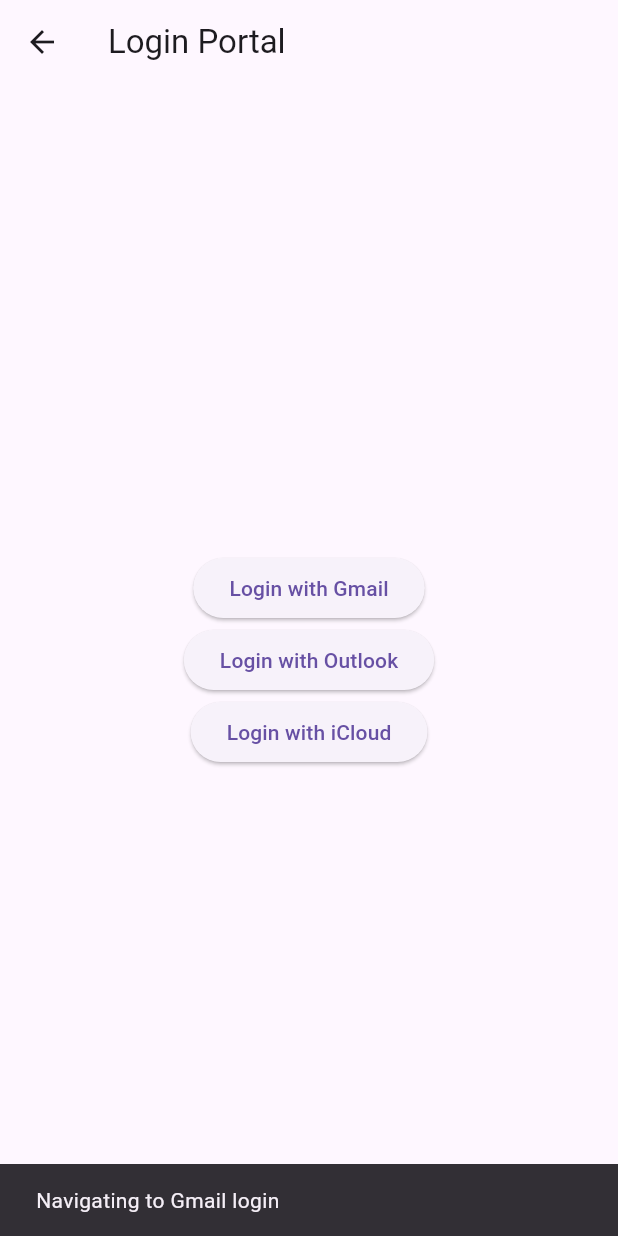
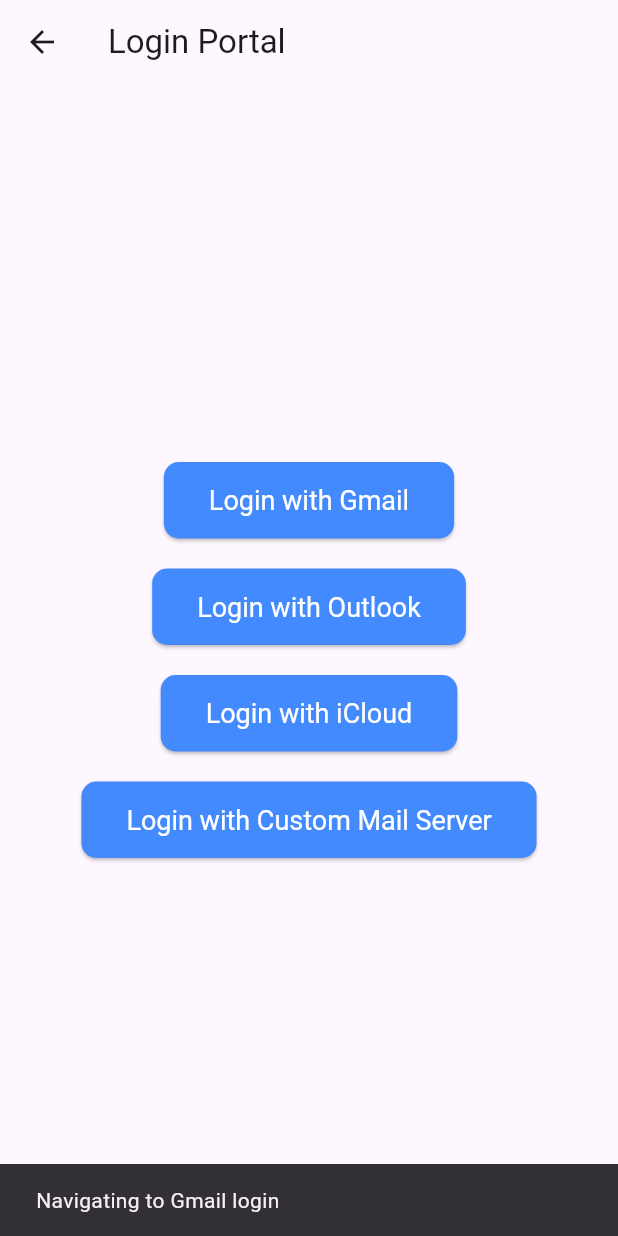
Before and after one commit to techfish-11/MailChat, a Flutter app: the PortalScreen screen opened directly, after a tap on "Login with Gmail", on a phone screen of 412 x 824 dp. Run offline on Flutter 3.47's test engine with Material 3 defaults, Android fonts, the phone set to English and light mode, and no system bars; our stand-ins replace google_sign_in, sqflite; missing offline and left inert: mailer; accounts and stored records are empty.

Commit message:
メール送信機能を追加し、ログイン情報をデータベースに保存する機能を実装

```diff
--- a/lib/login-provider/portal.dart
+++ b/lib/login-provider/portal.dart
@@ -1,4 +1,7 @@
 import 'package:flutter/material.dart';
+import 'package:mailchat/login-provider/custom.dart';
+import 'package:sqflite/sqflite.dart';
+import 'package:path/path.dart';
 
 void main() {
   runApp(PortalApp());
@@ -19,15 +22,86 @@
   }
 }
 
-class PortalScreen extends StatelessWidget {
+class PortalScreen extends StatefulWidget {
   const PortalScreen({super.key});
 
-  void _navigateToLogin(BuildContext context, String provider) {
-    // Navigate to the respective login screen
-    // For now, just show a snackbar
+  @override
+  _PortalScreenState createState() => _PortalScreenState();
+}
+
+class _PortalScreenState extends State<PortalScreen> {
+  Database? _database;
+
+  @override
+  void initState() {
+    super.initState();
+    _initDatabase();
+  }
+
+  Future<void> _initDatabase() async {
+    final databasePath = await getDatabasesPath();
+    final path = join(databasePath, 'login_info.db');
+    _database = await openDatabase(
+      path,
+      version: 1,
+      onCreate: (db, version) {
+        return db.execute(
+          'CREATE TABLE login_info(id INTEGER PRIMARY KEY, server TEXT, email TEXT)',
+        );
+      },
+    );
+  }
+
+  Future<bool> _hasServerInfo() async {
+    final List<Map<String, dynamic>> maps = await _database!.query('login_info');
+    return maps.isNotEmpty;
+  }
+
+  void _navigateToLogin(BuildContext context, String provider) async {
+    if (await _hasServerInfo()) {
+      _showServerExistsDialog(context, provider);
+    } else {
+      _proceedToLogin(context, provider);
+    }
+  }
+
+  void _showServerExistsDialog(BuildContext context, String provider) {
+    showDialog(
+      context: context,
+      builder: (BuildContext context) {
+        return AlertDialog(
+          title: Text('Server Exists'),
+          content: Text('A mail server is already configured. Do you want to delete it and proceed?'),
+          actions: [
+            TextButton(
+              onPressed: () {
+                Navigator.of(context).pop();
+              },
+              child: Text('Cancel'),
+            ),
+            TextButton(
+              onPressed: () {
+                _deleteServerInfo();
+                Navigator.of(context).pop();
+                _proceedToLogin(context, provider);
+              },
+              child: Text('Delete'),
+            ),
+          ],
+        );
+      },
+    );
+  }
+
+  Future<void> _deleteServerInfo() async {
+    await _database!.delete('login_info');
+  }
+
+  void _proceedToLogin(BuildContext context, String provider) {
     ScaffoldMessenger.of(context).showSnackBar(
       SnackBar(content: Text('Navigating to $provider login')),
     );
+    // Add your login navigation logic here
   }
 
   @override
@@ -35,22 +109,76 @@
     return Scaffold(
       appBar: AppBar(
         title: Text('Login Portal'),
+        leading: IconButton(
+          icon: Icon(Icons.arrow_back),
+          onPressed: () {
+            Navigator.of(context).pop();
+          },
+        ),
       ),
       body: Center(
         child: Column(
           mainAxisAlignment: MainAxisAlignment.center,
           children: [
             ElevatedButton(
+              style: ElevatedButton.styleFrom(
+                foregroundColor: Colors.white, backgroundColor: Colors.blueAccent,
+                padding: EdgeInsets.symmetric(horizontal: 30, vertical: 15),
+                textStyle: TextStyle(fontSize: 18),
+                shape: RoundedRectangleBorder(
+                  borderRadius: BorderRadius.circular(10),
+                ),
+              ),
               onPressed: () => _navigateToLogin(context, 'Gmail'),
               child: Text('Login with Gmail'),
             ),
+            SizedBox(height: 20),
             ElevatedButton(
+              style: ElevatedButton.styleFrom(
+                foregroundColor: Colors.white, backgroundColor: Colors.blueAccent,
+                padding: EdgeInsets.symmetric(horizontal: 30, vertical: 15),
+                textStyle: TextStyle(fontSize: 18),
+                shape: RoundedRectangleBorder(
+                  borderRadius: BorderRadius.circular(10),
+                ),
+              ),
               onPressed: () => _navigateToLogin(context, 'Outlook'),
               child: Text('Login with Outlook'),
             ),
+            SizedBox(height: 20),
             ElevatedButton(
+              style: ElevatedButton.styleFrom(
+                foregroundColor: Colors.white, backgroundColor: Colors.blueAccent,
+                padding: EdgeInsets.symmetric(horizontal: 30, vertical: 15),
+                textStyle: TextStyle(fontSize: 18),
+                shape: RoundedRectangleBorder(
+                  borderRadius: BorderRadius.circular(10),
+                ),
+              ),
               onPressed: () => _navigateToLogin(context, 'iCloud'),
               child: Text('Login with iCloud'),
+            ),
+            SizedBox(height: 20),
+            ElevatedButton(
+              style: ElevatedButton.styleFrom(
+              foregroundColor: Colors.white, backgroundColor: Colors.blueAccent,
+              padding: EdgeInsets.symmetric(horizontal: 30, vertical: 15),
+              textStyle: TextStyle(fontSize: 18),
+              shape: RoundedRectangleBorder(
+                borderRadius: BorderRadius.circular(10),
+              ),
+              ),
+              onPressed: () async {
+              if (await _hasServerInfo()) {
+                _showServerExistsDialog(context, 'Custom Mail Server');
+              } else {
+                Navigator.push(
+                context,
+                MaterialPageRoute(builder: (context) => CustomMailLoginScreen()),
+                );
+              }
+              },
+              child: Text('Login with Custom Mail Server'),
             ),
           ],
         ),
--- a/pubspec.yaml
+++ b/pubspec.yaml
@@ -39,6 +39,8 @@
   sqflite_common_ffi: ^2.0.0+1
   provider: ^6.0.0
   google_sign_in: ^5.0.7
+  google_fonts: ^2.1.0
+  mailer: ^5.0.0
 
 dev_dependencies:
   flutter_test:
```
Also changed, not shown: lib/chat/chat_screen.dart (+23 -3 lines), lib/login-provider/custom.dart (added, +89 -0 lines), lib/mail/send_email.dart (+60 -0 lines), pubspec.lock, 1 other file.
